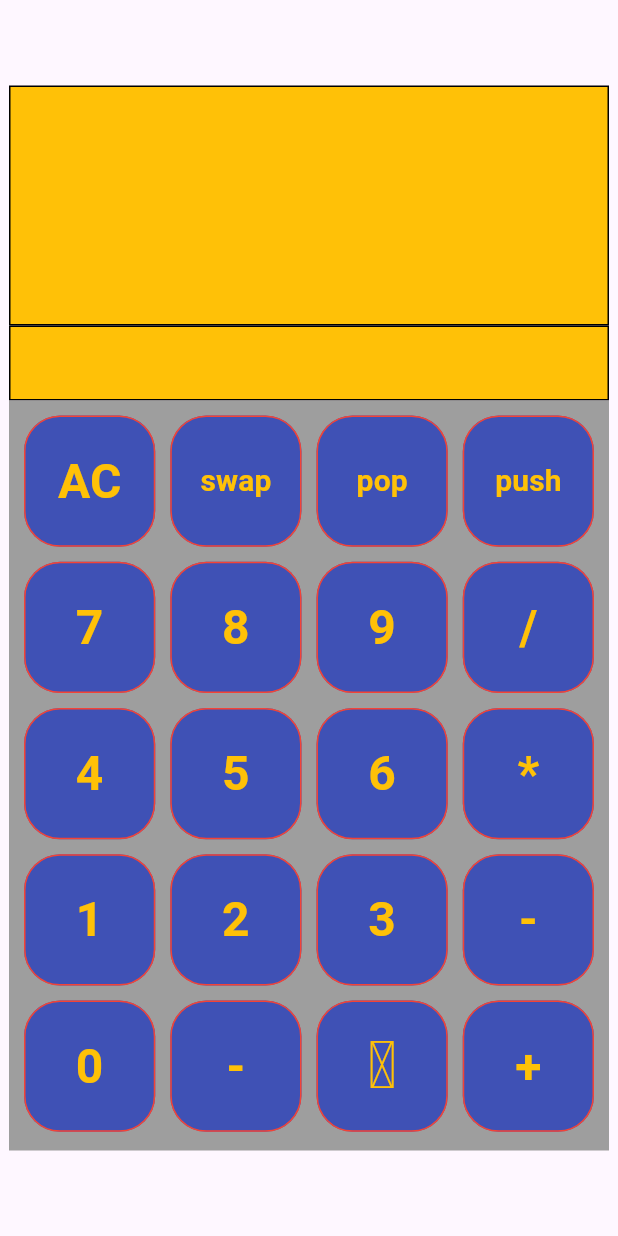
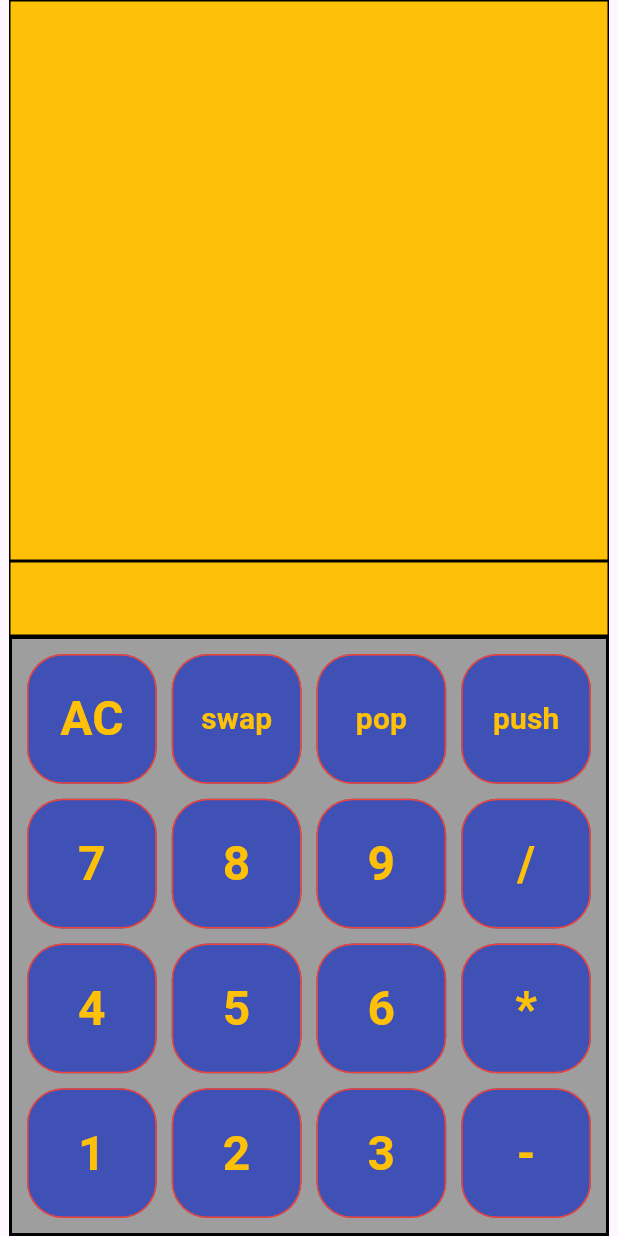
Before and after one commit to ambotaku/basic_rpn_calculator, a Flutter app: the screen it shows after launch, after a tap on "AC", on a phone screen of 412 x 824 dp. Run offline on Flutter 3.47's test engine with Material 3 defaults, Android fonts, the phone set to English and light mode, and no system bars.

Commit message:
made calculator height resizable for flexible stack view. Zum Commit vorgemerkte Änderungen: 	geändert:       lib/calculator_core.dart 	geändert:       lib/entry_line.dart 	geändert:       lib/main.dart 	geändert:       lib/stack_view.dart

```diff
--- a/lib/calculator_core.dart
+++ b/lib/calculator_core.dart
@@ -1,4 +1,5 @@
 import 'package:flutter/material.dart';
+import 'dart:math';
 import 'package:basic_rpn_calculator/calculator_button.dart';
 import 'package:basic_rpn_calculator/entry_line.dart';
 import 'package:basic_rpn_calculator/stack_view.dart';
@@ -8,7 +9,7 @@ typedef OpFunc = double Function(double, double);
 class CalculatorCore extends StatefulWidget {
   const CalculatorCore({super.key, required this.size});
 
-  final double size;
+  final Size size;
 
   @override
   State<CalculatorCore> createState() => _CalculatorCoreState();
@@ -17,11 +18,11 @@ class CalculatorCore extends StatefulWidget {
 class _CalculatorCoreState extends State<CalculatorCore> {
   String number = '';
   bool hasDot = false;
-  List<double> stack = [];
+  List<double> stack =
+      List<double>.generate(20, (int n) => sqrt(n), growable: true);
 
   void typeKey(int digit) {
     number = '$number${digit.toString()}';
-    //setState(() { });
   }
 
   void doBinaryOp(OpFunc fnc) {
@@ -125,13 +126,19 @@ class _CalculatorCoreState extends State<CalculatorCore> {
     return Column(
       mainAxisAlignment: MainAxisAlignment.center,
       children: [
-        StackView(stack: stack),
-        EntryLine(number: number),
+        Expanded(
+          child: StackView(
+            stack: stack,
+            size: widget.size,
+          ),
+        ),
+        EntryLine(number: number, size: widget.size),
         Container(
           width: 400,
-          height: 500,
-          decoration: const BoxDecoration(
+          height: 400,
+          decoration: BoxDecoration(
             color: Colors.grey,
+            border: Border.all(color: Colors.black, width: 2),
           ),
           child: GridView.count(
             primary: false,
--- a/lib/entry_line.dart
+++ b/lib/entry_line.dart
@@ -1,18 +1,16 @@
 import 'package:flutter/material.dart';
 
 class EntryLine extends StatelessWidget {
-  const EntryLine({
-    super.key,
-    required this.number,
-  });
+  const EntryLine({super.key, required this.number, required this.size});
 
   final String number;
+  final Size size;
 
   @override
   Widget build(BuildContext context) {
     return Container(
       alignment: Alignment.centerRight,
-      width: 400,
+      width: size.width,
       height: 50,
       padding: const EdgeInsets.symmetric(horizontal: 20, vertical: 10),
       decoration: BoxDecoration(
--- a/lib/main.dart
+++ b/lib/main.dart
@@ -10,13 +10,18 @@ class MainApp extends StatelessWidget {
 
   @override
   Widget build(BuildContext context) {
-    return const MaterialApp(
+    Size size = MediaQuery.of(context).size;
+    if (size.width > 400) {
+      size = Size(400, size.height);
+    }
+
+    return MaterialApp(
       title: 'Basic Calculator',
       debugShowCheckedModeBanner: false,
       home: Scaffold(
         body: Center(
           child: CalculatorCore(
-            size: 400,
+            size: size,
           ),
         ),
       ),
--- a/lib/stack_view.dart
+++ b/lib/stack_view.dart
@@ -1,19 +1,17 @@
 import 'package:flutter/material.dart';
 
 class StackView extends StatelessWidget {
-  const StackView({
-    super.key,
-    required this.stack,
-  });
+  const StackView({super.key, required this.stack, required this.size});
 
   final List<double> stack;
+  final Size size;
 
   @override
   Widget build(BuildContext context) {
     return Container(
       alignment: Alignment.centerRight,
-      width: 400,
-      height: 160,
+      width: size.width,
+      //height: 160,
       padding: const EdgeInsets.symmetric(horizontal: 20),
       decoration: BoxDecoration(
         color: Colors.amber,
@@ -21,6 +19,7 @@ class StackView extends StatelessWidget {
       ),
       child: ListView.builder(
         itemCount: stack.length,
+        reverse: true,
         itemBuilder: (BuildContext context, index) {
           return Container(
               alignment: Alignment.bottomRight,
```
